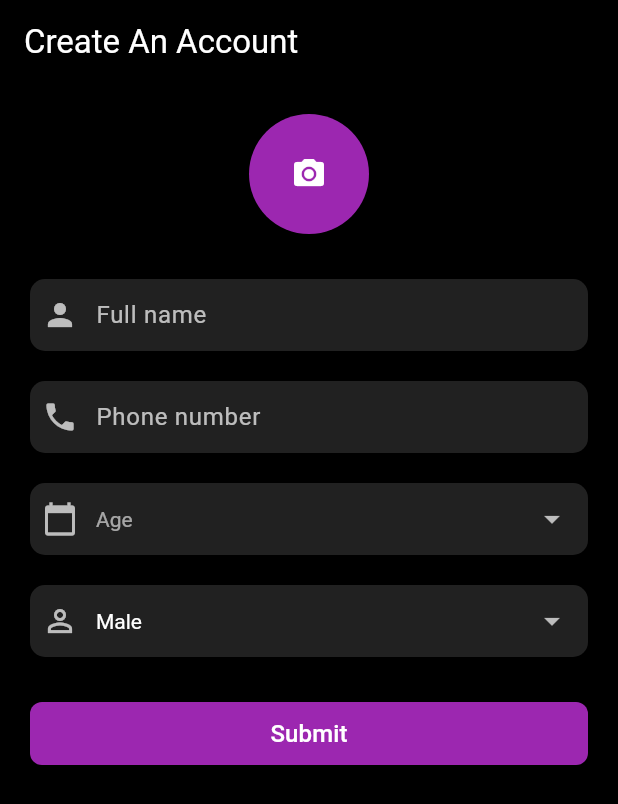
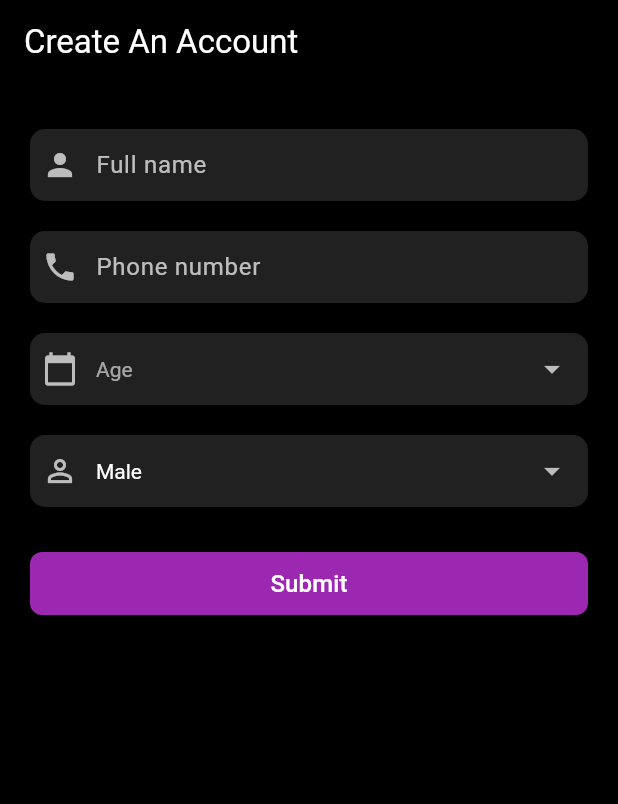
Before and after one commit to ISIS3510-202510-T14/Mobile, a Flutter app: the CreateAccountScreen screen opened directly with empty values, on a phone screen of 412 x 824 dp. Shown: the top 804 px of the screen. Run offline on Flutter 3.47's test engine with Material 3 defaults, Android fonts, the phone set to English and light mode, and no system bars; our stand-ins replace cached_network_image, cloud_firestore, connectivity_plus, firebase_auth, firebase_core, flutter_dotenv and 5 more; missing offline and left inert: newrelic_mobile, workmanager; accounts and stored records are empty; statements that could not run were skipped.

Commit message:
bug fixes

```diff
--- a/lib/presentation/screens/create_account_screen.dart
+++ b/lib/presentation/screens/create_account_screen.dart
@@ -1,6 +1,7 @@
 import 'package:campus_picks/data/repositories/auth_repository.dart';
 import 'package:campus_picks/data/services/auth.dart';
 import 'package:flutter/material.dart';
+import 'package:flutter/services.dart';
 import 'dart:async';
 
 import 'package:provider/provider.dart';
@@ -112,18 +113,19 @@ class _CreateAccountScreenState extends State<CreateAccountScreen> {
         child: Column(
           crossAxisAlignment: CrossAxisAlignment.center,
           children: [
-            GestureDetector(
-              onTap: () {},
-              child: CircleAvatar(
-                radius: 40,
-                backgroundColor: Colors.purple,
-                child: const Icon(Icons.camera_alt, color: Colors.white),
-              ),
+            _buildTextField(
+              fullNameController,
+              "Full name",
+              Icons.person,
+              maxLength: 20,
             ),
-            const SizedBox(height: 20),
-            _buildTextField(fullNameController, "Full name", Icons.person),
             _buildTextField(
-                phoneNumberController, "Phone number", Icons.phone),
+              phoneNumberController,
+              "Phone number",
+              Icons.phone,
+              keyboardType: TextInputType.phone,
+              maxLength: 10,
+            ),
             _buildDropdownAge(),
             _buildDropdownGender(),
             const SizedBox(height: 20),
@@ -145,11 +147,14 @@ class _CreateAccountScreenState extends State<CreateAccountScreen> {
   }
 
   Widget _buildTextField(
-      TextEditingController controller, String hint, IconData icon) {
+      TextEditingController controller, String hint, IconData icon,
+      {int? maxLength, TextInputType? keyboardType}) {
     return Padding(
       padding: const EdgeInsets.symmetric(vertical: 10.0),
       child: TextField(
         controller: controller,
+        keyboardType: keyboardType,
+        maxLength: maxLength,
         style: const TextStyle(color: Colors.white),
         decoration: InputDecoration(
           filled: true,
@@ -157,6 +162,7 @@ class _CreateAccountScreenState extends State<CreateAccountScreen> {
           hintText: hint,
           hintStyle: const TextStyle(color: Colors.white70),
           prefixIcon: Icon(icon, color: Colors.white70),
+          counterText: '',
           border: OutlineInputBorder(
             borderRadius: BorderRadius.circular(10),
             borderSide: BorderSide.none,
```
Also changed, not shown: lib/presentation/screens/sign_up_screen.dart (+34 -4 lines).
